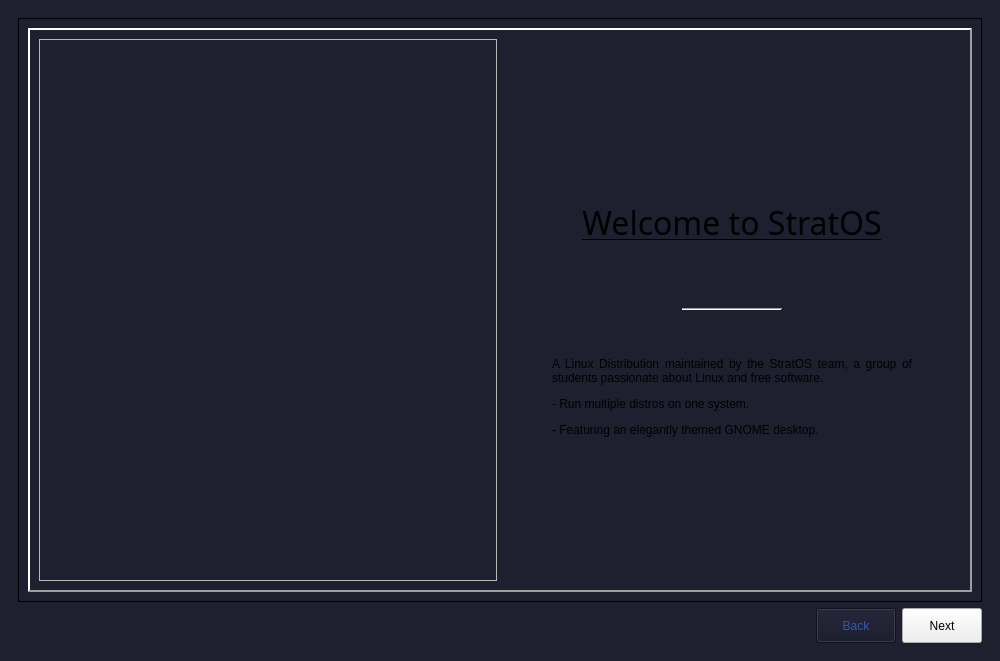
Above: src/ui/welcomeScreen.ui from StratOS-Linux/stratOS-maneki-neko before the change. Below: the same form after it.
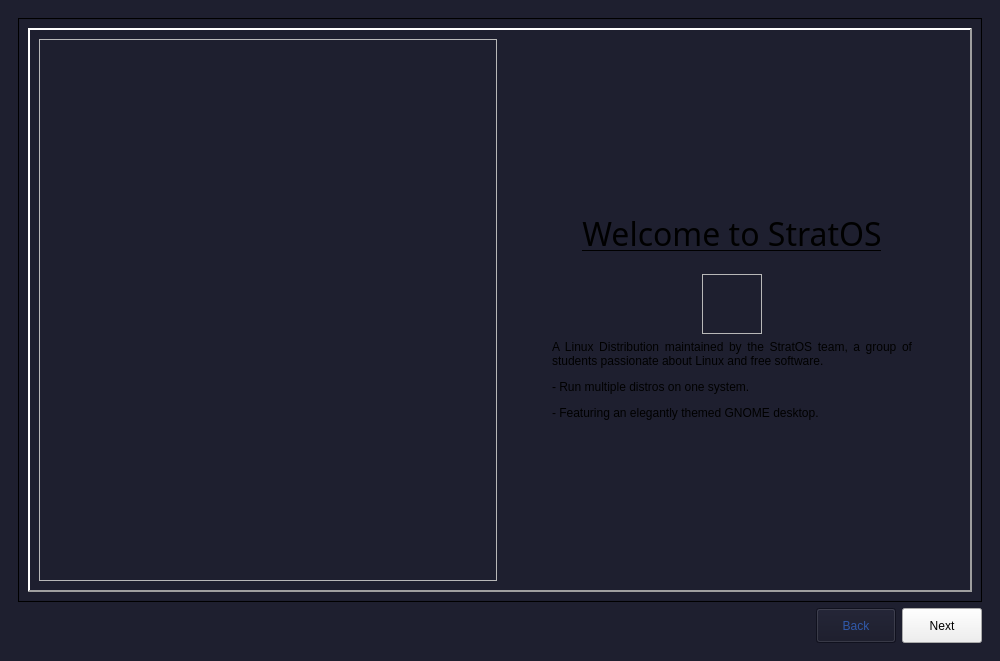
That is the form after the change. The open tabs and pages were chosen to show the change. Icons and pictures are not drawn.

Commit message: added new UI dialog for changing default settings

The edit to the form file:
```diff
--- a/src/ui/welcomeScreen.ui
+++ b/src/ui/welcomeScreen.ui
@@ -181,7 +181,7 @@
                       <enum>Qt::Vertical</enum>
                      </property>
                      <property name="sizeType">
-                      <enum>QSizePolicy::Minimum</enum>
+                      <enum>QSizePolicy::Expanding</enum>
                      </property>
                      <property name="sizeHint" stdset="0">
                       <size>
@@ -193,6 +193,18 @@
                    </item>
                    <item>
                     <widget class="QLabel" name="title">
+                     <property name="minimumSize">
+                      <size>
+                       <width>0</width>
+                       <height>68</height>
+                      </size>
+                     </property>
+                     <property name="maximumSize">
+                      <size>
+                       <width>16777215</width>
+                       <height>70</height>
+                      </size>
+                     </property>
                      <property name="font">
                       <font>
                        <family>JetBrains Mono</family>
@@ -232,31 +244,49 @@
                       </spacer>
                      </item>
                      <item>
-                      <widget class="Line" name="line_4">
+                      <widget class="QFrame" name="logoFrame">
                        <property name="minimumSize">
                         <size>
-                         <width>80</width>
-                         <height>0</height>
+                         <width>60</width>
+                         <height>60</height>
                         </size>
                        </property>
                        <property name="maximumSize">
                         <size>
-                         <width>100</width>
-                         <height>16777215</height>
+                         <width>60</width>
+                         <height>60</height>
                         </size>
                        </property>
-                       <property name="sizeIncrement">
-                        <size>
-                         <width>2</width>
-                         <height>2</height>
-                        </size>
+                       <property name="frameShape">
+                        <enum>QFrame::StyledPanel</enum>
                        </property>
-                       <property name="layoutDirection">
-                        <enum>Qt::LeftToRight</enum>
+                       <property name="frameShadow">
+                        <enum>QFrame::Sunken</enum>
                        </property>
-                       <property name="orientation">
-                        <enum>Qt::Horizontal</enum>
-                       </property>
+                       <layout class="QHBoxLayout" name="horizontalLayout_10">
+                        <item>
+                         <widget class="QLabel" name="manekiLogoLabel">
+                          <property name="maximumSize">
+                           <size>
+                            <width>48</width>
+                            <height>48</height>
+                           </size>
+                          </property>
+                          <property name="frameShape">
+                           <enum>QFrame::NoFrame</enum>
+                          </property>
+                          <property name="text">
+                           <string/>
+                          </property>
+                          <property name="pixmap">
+                           <pixmap>../png/maneki_neko.png</pixmap>
+                          </property>
+                          <property name="scaledContents">
+                           <bool>true</bool>
+                          </property>
+                         </widget>
+                        </item>
+                       </layout>
                       </widget>
                      </item>
                      <item>
@@ -335,7 +365,7 @@
                       <enum>Qt::Vertical</enum>
                      </property>
                      <property name="sizeType">
-                      <enum>QSizePolicy::Minimum</enum>
+                      <enum>QSizePolicy::Expanding</enum>
                      </property>
                      <property name="sizeHint" stdset="0">
                       <size>
```
Left out of the diff: 4 changed lines with no effect on the pictures. The commit also changes 3 other files.
